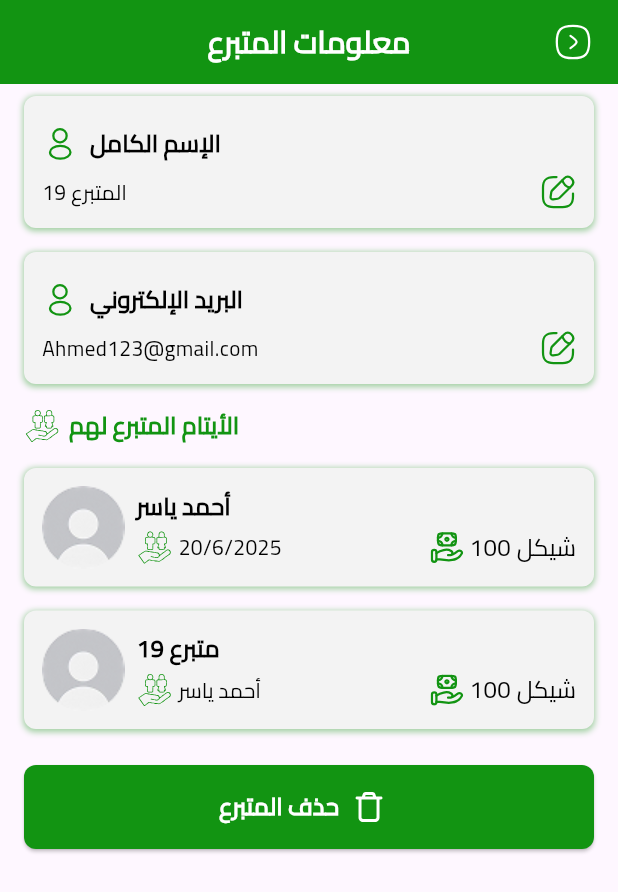
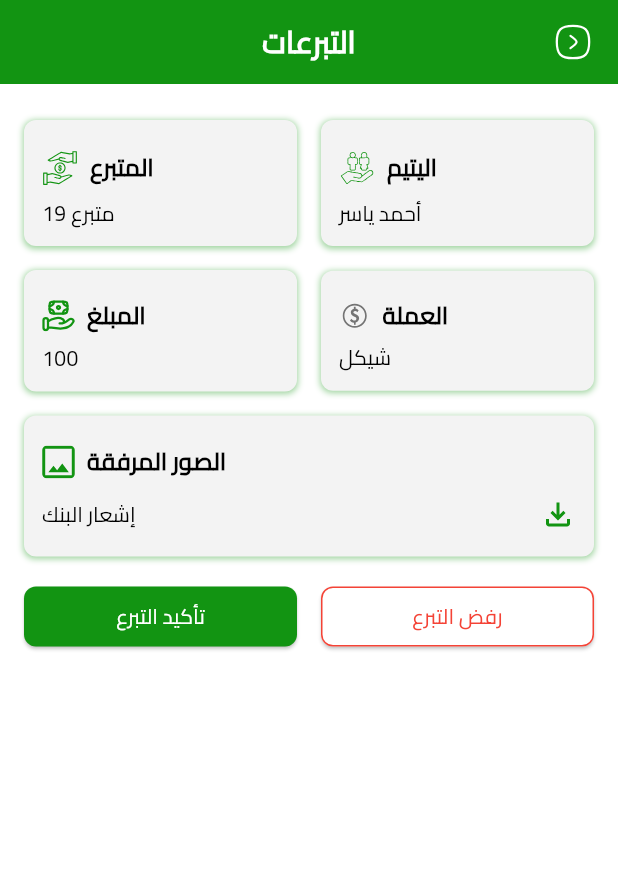
Before and after one commit to MohammedLaham/donationproject, a Flutter app: the screen it shows after launch, after a tap on "متبرع 19", on a phone screen of 412 x 824 dp. Shown: the top 892 px of the screen. Run offline on Flutter 3.47's test engine with Material 3 defaults, Android fonts, the light colour scheme and no system bars; our stand-ins replace dotted_border, flutter_otp_text_field, flutter_svg, get, image_picker.

Commit message:
Customized button widget ✅ Added Donations Screen ✅ Added Donation Details Screen ✅

```diff
--- a/lib/main.dart
+++ b/lib/main.dart
@@ -17,6 +17,7 @@ class MyApp extends StatelessWidget {
 debugShowCheckedModeBanner: false,
       title: 'Donation App',
       theme: ThemeData(
+        scaffoldBackgroundColor: Colors.white,
         colorScheme: ColorScheme.fromSeed(seedColor: Colors.deepPurple),
       ),
       onGenerateRoute: generateRoute,
--- /dev/null
+++ b/lib/view/screens/admin/donations/donation_details_screen.dart
@@ -0,0 +1,83 @@
+import 'package:donationproject/core/color/constant.dart';
+import 'package:donationproject/view/screens/admin/widgets/attachment_widget.dart';
+import 'package:flutter/material.dart';
+
+import '../../../../core/image_helper.dart';
+import '../../../widgets/button.dart';
+import '../widgets/custom_appBar.dart';
+import '../widgets/custom_details_container.dart';
+import '../widgets/donation_card.dart';
+
+class DonationDetailsScreen extends StatelessWidget with ImageHelper {
+  const DonationDetailsScreen({super.key});
+
+  @override
+  Widget build(BuildContext context) {
+    return Scaffold(
+      appBar: CustomAppBar(title: 'التبرعات'),
+      body: SingleChildScrollView(
+        padding: EdgeInsetsDirectional.symmetric(horizontal: 16, vertical: 16),
+        child: Column(
+          children: [
+            Row(
+              children: [
+                Expanded(
+                  child: CustomDetailsContainer(
+                    title: 'المتبرع',
+                    leading: 'donors',
+                    subTitle: 'متبرع 19',
+                  ),
+                ),
+                const SizedBox(width: 16),
+                Expanded(
+                  child: CustomDetailsContainer(
+                    title: 'اليتيم',
+                    leading: 'orphans',
+                    subTitle: 'أحمد ياسر',
+                  ),
+                ),
+              ],
+            ),
+            Row(
+              children: [
+                Expanded(
+                  child: CustomDetailsContainer(
+                    title: 'المبلغ',
+                    leading: 'amount',
+                    subTitle: '100',
+                  ),
+                ),
+                const SizedBox(width: 16),
+                Expanded(
+                  child: CustomDetailsContainer(
+                    title: 'العملة',
+                    leading: 'money',
+                    subTitle: 'شيكل',
+                  ),
+                ),
+              ],
+            ),
+            AttachmentWidget(
+              sectionTitle: 'الصور المرفقة',
+              attachments: [
+                AttachmentItem(title: 'إشعار البنك', onTap: () {}),
+              ],
+              leadingIcon: AppSvgImage('img'),
+            ),
+            Row(
+                children: [
+                  Expanded(child: Padding(
+                    padding: const EdgeInsetsDirectional.only(end: 8.0,top: 8.0),
+                    child: Button(text: 'تأكيد التبرع',color:Colors.white,backgr: primaryColor,onPressed: (){}, width: double.infinity,borderRadius: 8,),
+                  )),
+                  Expanded(child: Padding(
+                    padding: const EdgeInsetsDirectional.only(start: 8.0,top: 8.0),
+                    child: Button(text: 'رفض التبرع',color:Colors.red,backgr: Colors.white,onPressed: (){},borderColor: Colors.red, width: double.infinity,borderRadius: 8,),
+                  )),
+                ]),
+          ],
+        ),
+      ),
+    );
+  }
+}
--- a/lib/view/screens/admin/widgets/admin_drawer.dart
+++ b/lib/view/screens/admin/widgets/admin_drawer.dart
@@ -5,6 +5,7 @@ import '../../../../core/color/constant.dart';
 import '../../../../core/image_helper.dart';
 import '../../../../core/routers/nav_helper.dart';
 import '../../../../core/style_helper.dart';
+import '../donations/admin_donations_screen.dart';
 import '../donors/admin_donors_screen.dart';
 import '../admin_main_screen.dart';
 import '../orohans_requests/admin_orphans_requests_screen.dart';
@@ -25,7 +26,7 @@ class _AdminDrawerState extends State<AdminDrawer>with ImageHelper {
     AdminOrphansScreen(),
     AdminDonorsScreen(),
     AdminOrphansRequestsScreen(),
-    Scaffold(),
+    AdminDonationsScreen(),
     Scaffold(),
     Scaffold(),
     Scaffold(),
--- /dev/null
+++ b/lib/view/screens/admin/widgets/attachment_widget.dart
@@ -0,0 +1,63 @@
+import 'package:donationproject/core/image_helper.dart';
+import 'package:flutter/material.dart';
+
+import '../../../../core/style_helper.dart';
+import 'custom_container.dart';
+
+class AttachmentItem {
+  final String title;
+  final VoidCallback? onTap;
+
+  AttachmentItem({required this.title, this.onTap});
+}
+
+class AttachmentWidget extends StatelessWidget with ImageHelper{
+  final String sectionTitle;
+  final List<AttachmentItem> attachments;
+  final Widget? leadingIcon;
+
+  const AttachmentWidget({
+    Key? key,
+    required this.sectionTitle,
+    required this.attachments,
+    this.leadingIcon,
+  }) : super(key: key);
+
+  @override
+  Widget build(BuildContext context) {
+    return CustomContainer(
+      child: Column(
+        crossAxisAlignment: CrossAxisAlignment.start,
+        children: [
+          Row(
+            children: [
+              if (leadingIcon != null) ...[
+                Padding(
+                  padding: const EdgeInsetsDirectional.only(end: 8, top: 8, bottom: 8),
+                  child: leadingIcon,
+                ),
+              ],
+              Text(sectionTitle, style: TextStyles.font16BlackBold),
+            ],
+          ),
+
+          ...attachments.map(
+                (item) => Padding(
+              padding: const EdgeInsets.symmetric(vertical: 4),
+              child: Row(
+                children: [
+                  Text(item.title, style: TextStyles.font14BlackMedium),
+                  const Spacer(),
+                  GestureDetector(
+                    onTap: item.onTap,
+                    child: AppSvgImage('download'),
+                  ),
+                ],
+              ),
+            ),
+          ),
+        ],
+      ),
+    );
+  }
+}
--- a/lib/view/screens/admin/widgets/donation_card.dart
+++ b/lib/view/screens/admin/widgets/donation_card.dart
@@ -5,6 +5,7 @@ import 'package:get/get.dart';
 
 import '../../../../core/routers/nav_helper.dart';
 import '../../../../core/style_helper.dart';
+import '../donations/donation_details_screen.dart';
 import 'custom_container.dart';
 
 class DonationCard extends StatelessWidget with ImageHelper{
@@ -20,8 +21,11 @@ class DonationCard extends StatelessWidget with ImageHelper{
         child:
         InkWell(
           onTap: () {
-            NavHelper().go(context, DonorDetailsScreen(),replace: true);
-
+            NavHelper().go(context,
+                date != null?
+                DonorDetailsScreen()
+                :DonationDetailsScreen(),
+                replace: true,);
           },
           child: Row(
               children:[
--- a/lib/view/widgets/button.dart
+++ b/lib/view/widgets/button.dart
@@ -7,13 +7,14 @@ class Button extends StatelessWidget {
     required this.onPressed,
     required this.backgr,
     required this.color,
-    required this.width, required this.borderRadius,
+    required this.width, required this.borderRadius, this.borderColor,
   });
 
   final String text;
   final VoidCallback? onPressed;
   final Color? backgr;
   final Color? color;
+  final Color? borderColor;
   final double? width;
   final double? borderRadius;
 
@@ -27,10 +28,11 @@ class Button extends StatelessWidget {
         style: ElevatedButton.styleFrom(
           backgroundColor: backgr,
           shape: RoundedRectangleBorder(
-            borderRadius: BorderRadius.circular(borderRadius!),
+            borderRadius: BorderRadius.circular(borderRadius!),side: BorderSide(color: borderColor??Colors.transparent)
+
           ),
         ),
-        child: Text(text, style: TextStyle(color: color)),
+        child: Text(text, style: TextStyle(color: color,fontFamily: 'Cairo')),
       ),
     );
   }
```
Also changed, not shown: lib/view/screens/admin/donations/admin_donations_screen.dart (added, +26 -0 lines), lib/view/screens/admin/orphans/orphan_details_screen.dart (+21 -36 lines), assets/images/money.svg (added).
